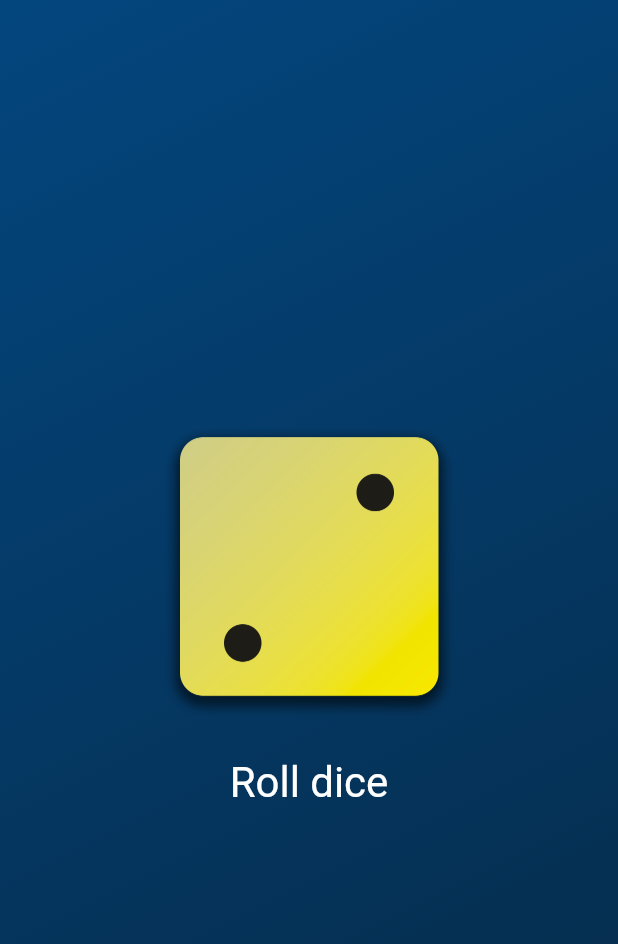
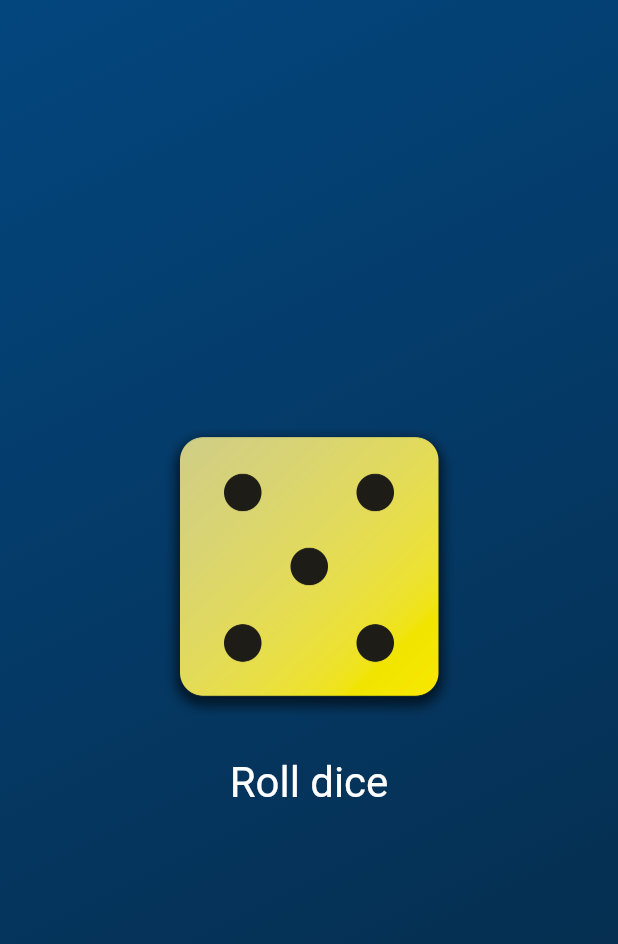
Before and after one commit to bnthurre/1-Roll-dice-flutter, a Flutter app: the screen it shows after launch, after a tap on "Roll dice", on a phone screen of 412 x 824 dp. Shown: the top 944 px of the screen. Run offline on Flutter 3.47's test engine with Material 3 defaults, Android fonts, the phone set to English and light mode, and no system bars.

```diff
--- a/lib/dice_roller.dart
+++ b/lib/dice_roller.dart
@@ -1,4 +1,5 @@
 import 'package:flutter/material.dart';
+import 'dart:math';
 
 class DiceRoller extends StatefulWidget {
   const DiceRoller({super.key});
@@ -8,12 +9,12 @@ class DiceRoller extends StatefulWidget {
   }
 }
 
+var currentDiceRoll = 2;
+
 class _DiceRollerState extends State<DiceRoller> {
-  var acticeImage = 'assets/images/dice-4.png';
   void rolldice() {
     setState(() {
-    acticeImage = 'assets/images/dice-2.png';
-
+      currentDiceRoll = Random().nextInt(6) + 1;
     });
   }
 
@@ -23,7 +24,7 @@ class _DiceRollerState extends State<DiceRoller> {
       mainAxisSize: MainAxisSize.min,
       children: [
         Image.asset(
-          acticeImage,
+          'assets/images/dice-$currentDiceRoll.png',
           width: 200,
         ),
         const SizedBox(
```
